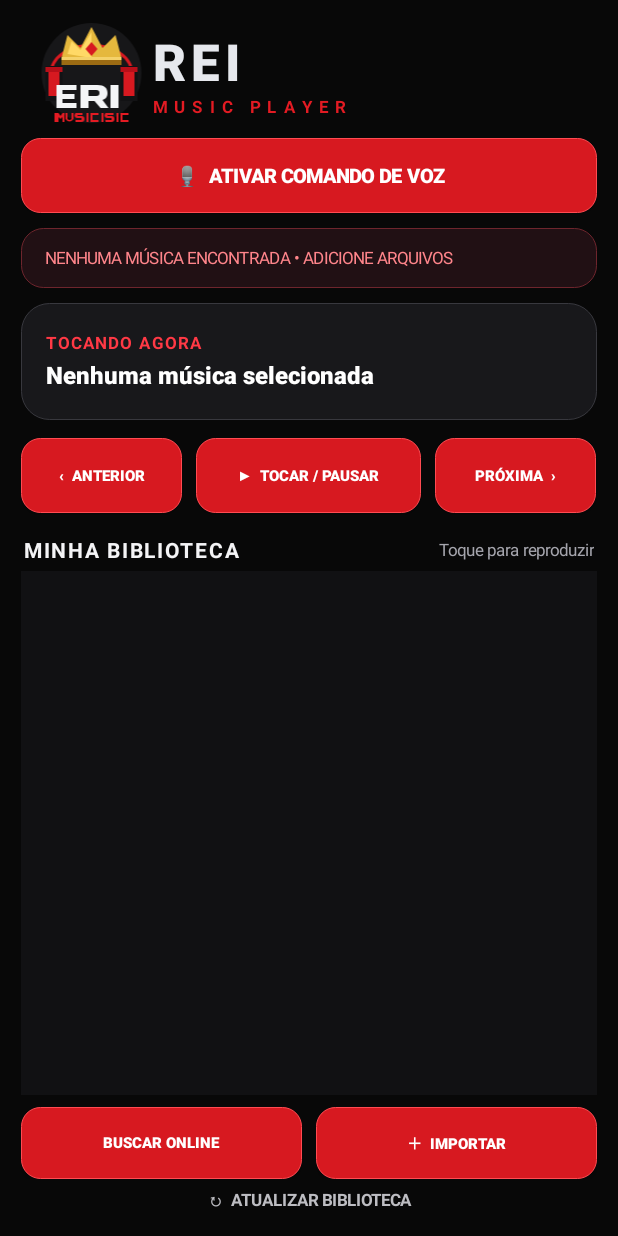
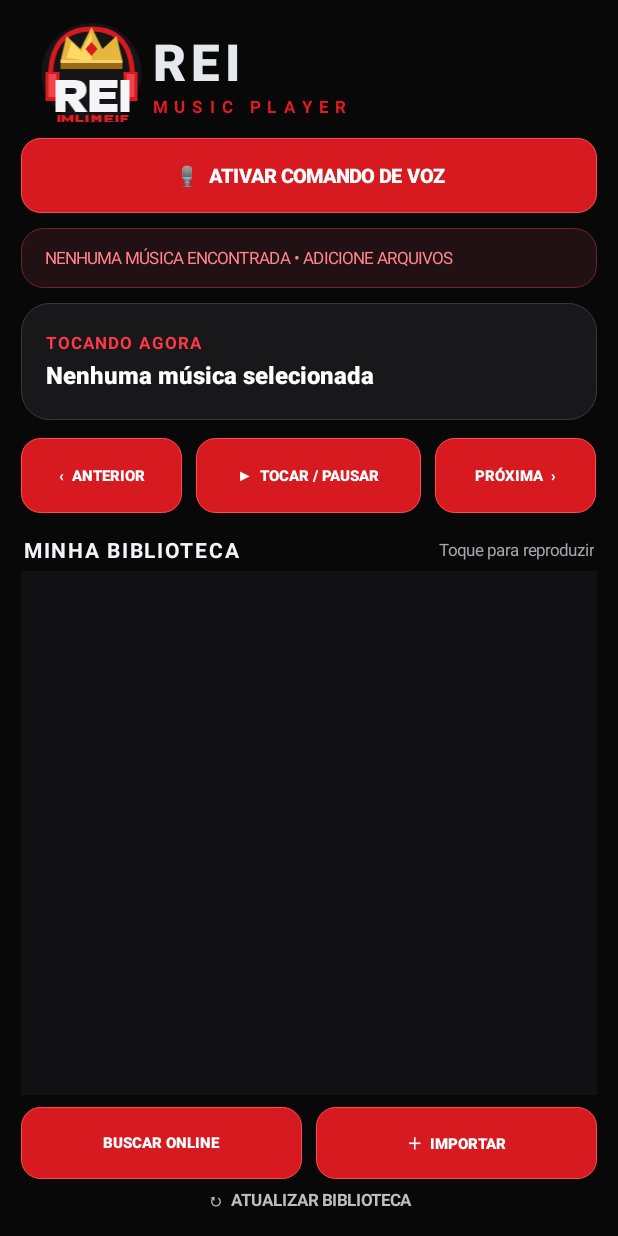
Before and after one commit to Reichevette76/M-sicas-, an Android app: the screen it shows after launch (MainActivity), on a phone screen of 412 x 824 dp. Run offline under Robolectric (Android 15) with nearby library versions, the phone set to English and light mode, and no system bars; pictures from the network do not load; 4 statements that could not run were skipped.

Commit message:
Refina ícone REI MUSIC com coroa, fones e lettering

```diff
--- a/app/src/main/res/drawable/ic_rei_crown_headphones.xml
+++ b/app/src/main/res/drawable/ic_rei_crown_headphones.xml
@@ -4,16 +4,21 @@
     android:viewportWidth="108"
     android:viewportHeight="108">
     <path android:fillColor="#080808" android:pathData="M0,0h108v108h-108z"/>
-    <path android:fillColor="#171719" android:pathData="M54,4a50,50 0,1 0,0 100a50,50 0,1 0,0 -100"/>
-    <path android:strokeColor="#D71920" android:strokeWidth="3" android:fillColor="#00000000" android:pathData="M13,57 C13,16 95,16 95,57"/>
-    <path android:fillColor="#121214" android:pathData="M8,47h17v35h-17z M83,47h17v35h-17z"/>
-    <path android:fillColor="#D71920" android:pathData="M11,52h11v25h-11z M86,52h11v25h-11z"/>
-    <path android:fillColor="#B80F19" android:pathData="M8,48h17v5h-17z M83,48h17v5h-17z"/>
-    <path android:fillColor="#E5B83D" android:pathData="M24,39 L30,16 L43,29 L54,8 L65,29 L78,16 L84,39 Z"/>
-    <path android:fillColor="#FFD966" android:pathData="M30,35 L34,22 L43,31 L54,13 L54,39 Z"/>
-    <path android:fillColor="#9C6B13" android:pathData="M24,38h60v8h-60z"/>
-    <path android:fillColor="#F4D16A" android:pathData="M24,38h60v3h-60z"/>
+    <path android:fillColor="#151518" android:pathData="M54,4a50,50 0,1 0,0 100a50,50 0,1 0,0 -100"/>
+    <!-- Headphone arch and ear cups -->
+    <path android:strokeColor="#D71920" android:strokeWidth="5" android:strokeLineCap="round" android:fillColor="#00000000" android:pathData="M13,59 C13,22 31,10 54,10 C77,10 95,22 95,59"/>
+    <path android:fillColor="#D71920" android:pathData="M8,53h14v29h-14z M86,53h14v29h-14z"/>
+    <path android:fillColor="#F0444D" android:pathData="M11,55h8v23h-8z M89,55h8v23h-8z"/>
+    <!-- Royal crown -->
+    <path android:fillColor="#9B6A13" android:pathData="M23,43h62v7h-62z"/>
+    <path android:fillColor="#E5B83D" android:pathData="M23,42 L29,17 L43,30 L54,8 L65,30 L79,17 L85,42 Z"/>
+    <path android:fillColor="#FFD966" android:pathData="M29,39 L34,23 L44,33 L54,14 L54,42 Z"/>
     <path android:fillColor="#D71920" android:pathData="M54,23 L60,30 L54,37 L48,30 Z"/>
-    <path android:fillColor="#F4F5F7" android:pathData="M19,66h20v5h-14v4h12v5h-12v4h14v5h-20z M43,66h17c7,0 10,3 10,8c0,4 -2,6 -5,7l6,8h-8l-6,-7h-6v7h-8z M51,71v6h8c2,0 3,-1 3,-3c0,-2 -1,-3 -3,-3z M73,66h8v23h-8z"/>
-    <path android:fillColor="#E31B23" android:pathData="M17,94h2v9h-2z M19,94h2l2,3 2,-3h2v9h-2v-5l-2,2 -2,-2v5h-2z M28,94h2v6q2,2 4,0v-6h2v6q-4,5 -8,0z M38,94h7v2h-5v1h4q3,0 3,3q0,3 -3,3h-6v-2h6v-2h-4q-3,0 -3,-3z M49,94h2v9h-2z M53,94h8v2h-6v5h6v2h-8z M64,94h2v9h-2z M68,94h8v2h-6v1h4q3,0 3,3q0,3 -3,3h-6v-2h6v-2h-4q-3,0 -3,-3z M79,94h2v9h-2z M83,94h8v2h-6v5h6v2h-8z"/>
+    <path android:fillColor="#F4D16A" android:pathData="M23,41h62v3h-62z"/>
+    <!-- REI lettering -->
+    <path android:fillColor="#F5F5F7" android:pathData="M18,61h19c8,0 12,4 12,10c0,5 -3,8 -8,10l9,12h-12l-8,-11h-2v11h-10z M28,69v6h8c2,0 3,-1 3,-3c0,-2 -1,-3 -3,-3z"/>
+    <path android:fillColor="#F5F5F7" android:pathData="M52,61h28v8h-18v4h16v7h-16v5h18v8h-28z"/>
+    <path android:fillColor="#F5F5F7" android:pathData="M83,61h9v32h-9z"/>
+    <!-- MUSIC wordmark -->
+    <path android:fillColor="#E31B23" android:pathData="M20,96h3v7h-3z M24,96h3l3,4 3,-4h3v7h-3v-3l-3,3 -3,-3v3h-3z M38,96h3v5h5v2h-8z M48,96h3v7h-3z M54,96h3l2,2 2,-2h3v7h-3v-3l-2,2 -2,-2v3h-3z M67,96h9v2h-6v1h5v2h-5v1h6v1h-9z M78,96h3v7h-3z M83,96h8v2h-5v1h4v2h-4v2h-3z"/>
 </vector>
```
